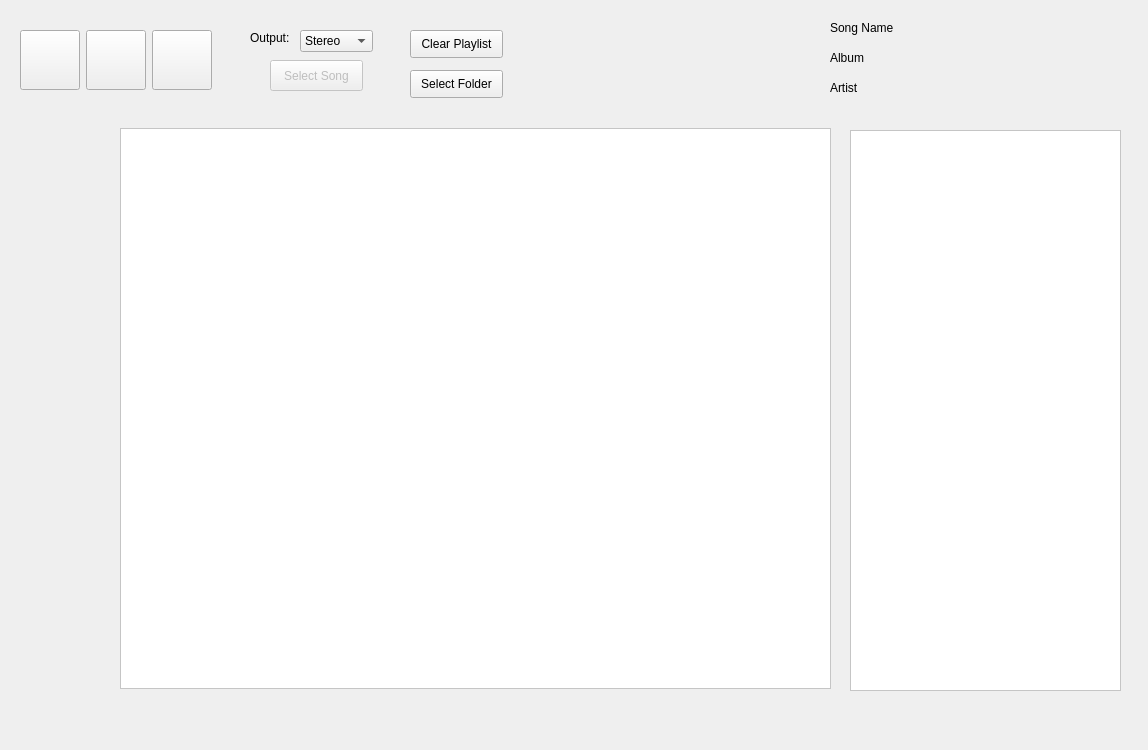
First picture: the form in main.ui, repository fabiomdiniz/Frey, before the edit.
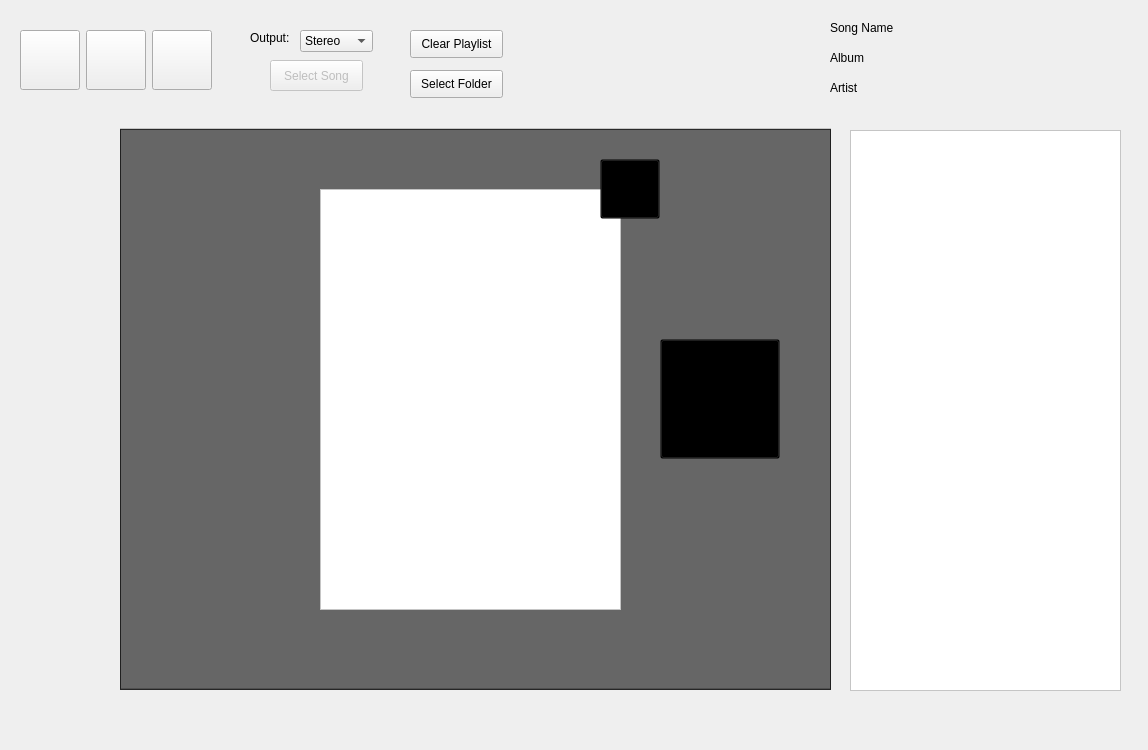
Second picture: the form after the edit. Icons and pictures are not drawn.

Commit message: added selection of specific songs, but double click on albumn is disabled (really qt?)

Patch:
```diff
--- a/main.ui
+++ b/main.ui
@@ -395,21 +395,108 @@
      <bool>true</bool>
     </property>
    </widget>
-   <zorder>channels</zorder>
-   <zorder>label</zorder>
-   <zorder>select_song</zorder>
-   <zorder>song_name</zorder>
-   <zorder>label_3</zorder>
-   <zorder>artist</zorder>
-   <zorder>layoutWidget</zorder>
-   <zorder>cover</zorder>
-   <zorder>clear_button</zorder>
-   <zorder>albums</zorder>
-   <zorder>load_library</zorder>
-   <zorder>album</zorder>
-   <zorder>huge_tanooki</zorder>
-   <zorder>label_5</zorder>
-   <zorder>playlist</zorder>
+   <widget class="QFrame" name="overlay">
+    <property name="enabled">
+     <bool>true</bool>
+    </property>
+    <property name="geometry">
+     <rect>
+      <x>120</x>
+      <y>129</y>
+      <width>711</width>
+      <height>561</height>
+     </rect>
+    </property>
+    <property name="styleSheet">
+     <string notr="true">background-color: rgba(0, 0, 0, 60%);</string>
+    </property>
+    <property name="frameShape">
+     <enum>QFrame::StyledPanel</enum>
+    </property>
+    <property name="frameShadow">
+     <enum>QFrame::Raised</enum>
+    </property>
+    <widget class="QListWidget" name="album_songs">
+     <property name="geometry">
+      <rect>
+       <x>200</x>
+       <y>60</y>
+       <width>301</width>
+       <height>421</height>
+      </rect>
+     </property>
+     <property name="styleSheet">
+      <string notr="true">background-color: white;</string>
+     </property>
+     <property name="selectionMode">
+      <enum>QAbstractItemView::MultiSelection</enum>
+     </property>
+    </widget>
+    <widget class="QPushButton" name="close_overlay">
+     <property name="geometry">
+      <rect>
+       <x>480</x>
+       <y>30</y>
+       <width>60</width>
+       <height>60</height>
+      </rect>
+     </property>
+     <property name="maximumSize">
+      <size>
+       <width>60</width>
+       <height>60</height>
+      </size>
+     </property>
+     <property name="styleSheet">
+      <string notr="true">background-color: rgba(0, 0, 0, 0%);</string>
+     </property>
+     <property name="text">
+      <string/>
+     </property>
+     <property name="icon">
+      <iconset resource="images.qrc">
+       <normaloff>:/png/media/close.png</normaloff>:/png/media/close.png</iconset>
+     </property>
+     <property name="iconSize">
+      <size>
+       <width>60</width>
+       <height>60</height>
+      </size>
+     </property>
+    </widget>
+    <widget class="QPushButton" name="transfer_button">
+     <property name="geometry">
+      <rect>
+       <x>540</x>
+       <y>210</y>
+       <width>120</width>
+       <height>120</height>
+      </rect>
+     </property>
+     <property name="maximumSize">
+      <size>
+       <width>90000</width>
+       <height>90000</height>
+      </size>
+     </property>
+     <property name="styleSheet">
+      <string notr="true">background-color: rgba(0, 0, 0, 0%);</string>
+     </property>
+     <property name="text">
+      <string/>
+     </property>
+     <property name="icon">
+      <iconset resource="images.qrc">
+       <normaloff>:/png/media/arrow.png</normaloff>:/png/media/arrow.png</iconset>
+     </property>
+     <property name="iconSize">
+      <size>
+       <width>120</width>
+       <height>120</height>
+      </size>
+     </property>
+    </widget>
+   </widget>
   </widget>
   <action name="actionExit">
    <property name="text">
```
The commit also changes 8 other files.
